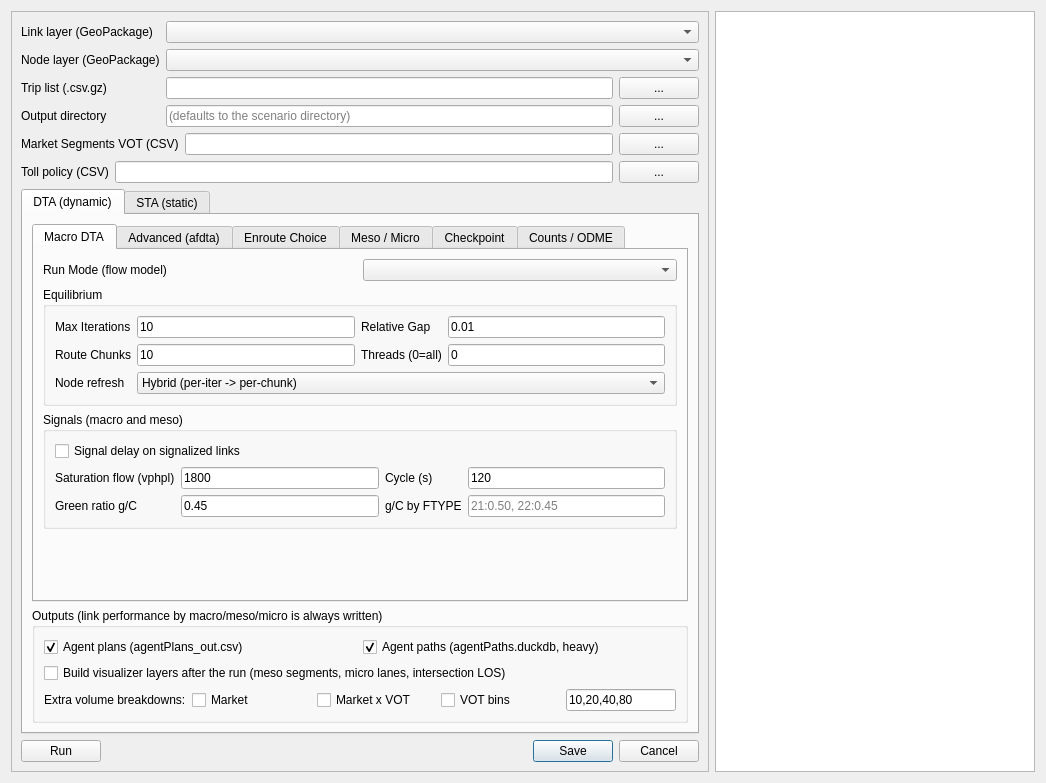
First picture: the form in ui/hydra.ui, repository TSMv6/tsm_panel, before the edit.
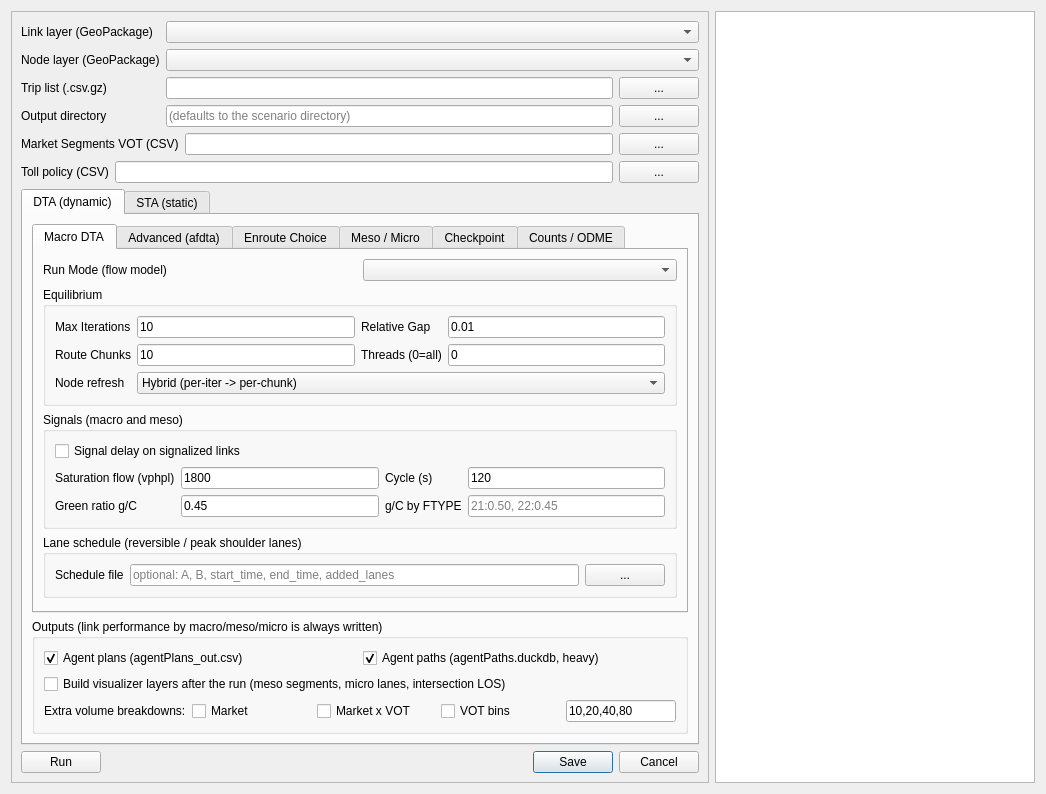
Second picture: the form after the edit.

Commit message:
HyDRA: lane schedule file on the Macro DTA tab (2.81)
The Macro DTA tab takes a time-of-day lane file (CAPACITY_FILE:
A,B,start_time,end_time,added_lanes) for reversible facilities and peak
shoulder lanes; written to the DTA control file when set. Help text explains
the reversible and shoulder coding. afdta rebuilt (agentflow-dta: node
loaders and routing honour the schedule).

```diff
--- a/ui/hydra.ui
+++ b/ui/hydra.ui
@@ -372,6 +372,39 @@
                 </layout>
                </widget>
               </item>
+              <item>
+               <widget class="QGroupBox" name="groupBox_LaneSchedule">
+                <property name="title">
+                 <string>Lane schedule (reversible / peak shoulder lanes)</string>
+                </property>
+                <layout class="QHBoxLayout" name="hLayout_laneSchedule">
+                 <item>
+                  <widget class="QLabel" name="label_LaneSchedule">
+                   <property name="text">
+                    <string>Schedule file</string>
+                   </property>
+                  </widget>
+                 </item>
+                 <item>
+                  <widget class="QLineEdit" name="lineEdit_LaneSchedule">
+                   <property name="placeholderText">
+                    <string>optional: A, B, start_time, end_time, added_lanes</string>
+                   </property>
+                   <property name="toolTip">
+                    <string>CAPACITY_FILE: links whose lanes change by time of day. A negative added_lanes closes a reversible direction in that window; a positive one opens shoulder lanes.</string>
+                   </property>
+                  </widget>
+                 </item>
+                 <item>
+                  <widget class="QPushButton" name="browse_LaneSchedule">
+                   <property name="text">
+                    <string>...</string>
+                   </property>
+                  </widget>
+                 </item>
+                </layout>
+               </widget>
+              </item>
               <item>
                <spacer name="page_DTA_EngineSpacer">
                 <property name="orientation">
```
The commit also changes 5 other files.
